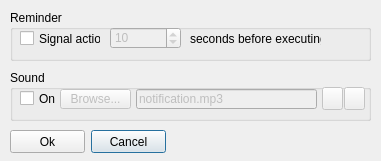
Before: the Qt Designer form DoForMe!/reminder_dialog.ui in jajcek/DoForMe, drawn with Qt 5.
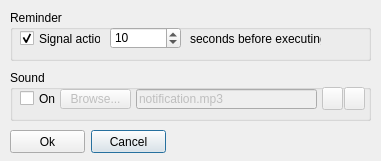
After: the same form once the commit is applied. Icons and pictures are not drawn.

Commit message: the reminder is set by default

```diff
--- a/DoForMe!/reminder_dialog.ui
+++ b/DoForMe!/reminder_dialog.ui
@@ -188,6 +188,9 @@
     <property name="text">
      <string>Signal action</string>
     </property>
+    <property name="checked">
+     <bool>true</bool>
+    </property>
    </widget>
    <widget class="QLabel" name="label_8">
     <property name="geometry">
@@ -204,7 +207,7 @@
    </widget>
    <widget class="QSpinBox" name="signalSpinBox">
     <property name="enabled">
-     <bool>false</bool>
+     <bool>true</bool>
     </property>
     <property name="geometry">
      <rect>
```
